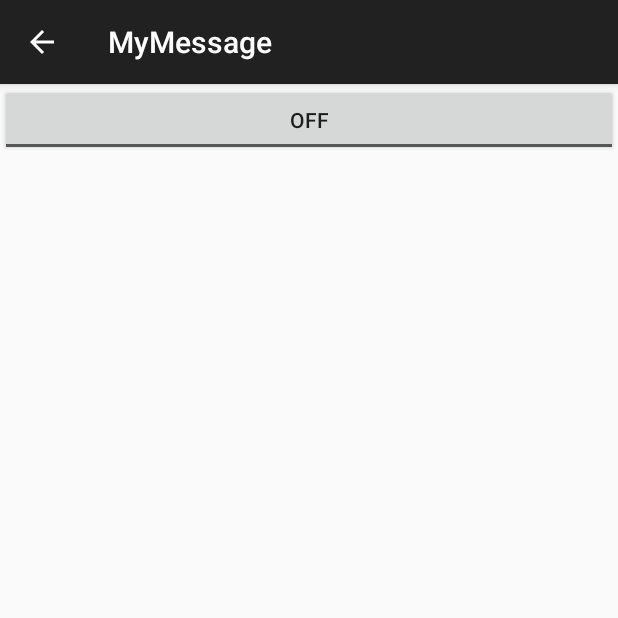
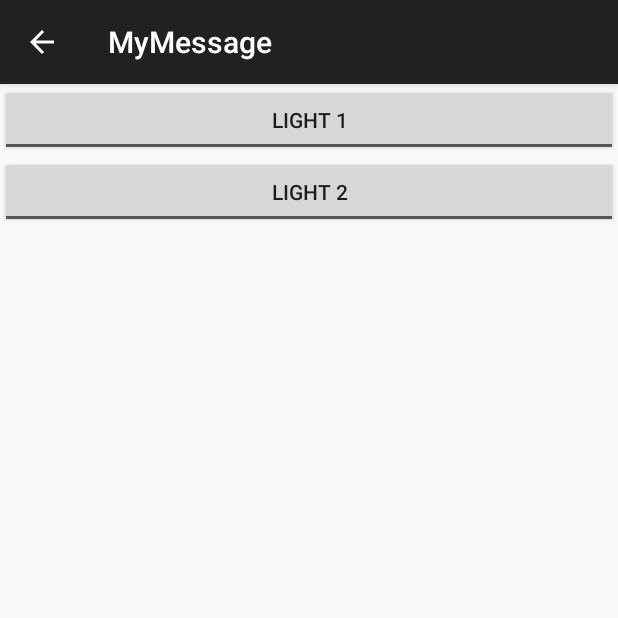
Before and after one commit to Zulidyan/HomeAutoA, an Android app: the Lights screen opened directly, with no data from a screen before it, on a phone screen of 412 x 824 dp, the top half of it. Run offline under Robolectric (Android 15) with nearby library versions, the phone set to English and light mode, and no system bars.

Commit message:
End of Class push

```diff
--- a/app/src/main/java/group2/testapp1/Lights.java
+++ b/app/src/main/java/group2/testapp1/Lights.java
@@ -5,6 +5,7 @@ import android.os.Bundle;
 import android.support.v7.app.ActionBarActivity;
 import android.util.Log;
 import android.view.View;
+import android.widget.LinearLayout;
 import android.widget.ScrollView;
 import android.widget.TextView;
 import android.widget.ToggleButton;
@@ -27,8 +28,10 @@ public class Lights extends ActionBarActivity {
         textView.setText("test");*/
         //set the view
         ScrollView sv1 = new ScrollView(this);
+        LinearLayout linear = new LinearLayout(this);
+        linear.setOrientation(LinearLayout.VERTICAL);
         ToggleButton l1 = new ToggleButton(this);
-        //l1.setText("light1");
+        l1.setText("Light 1");
         l1.setTextOff("Light 1 Off");
         l1.setTextOn("Light 1 On");
         l1.setOnClickListener(new View.OnClickListener(){
@@ -36,7 +39,18 @@ public class Lights extends ActionBarActivity {
                 toggleLight(1);
             }
         });
-        sv1.addView(l1);
+        linear.addView(l1);
+        ToggleButton l2 = new ToggleButton(this);
+        l2.setText("Light 2");
+        l2.setTextOff("Light 2 Off");
+        l2.setTextOn("Light 2 On");
+        l2.setOnClickListener(new View.OnClickListener(){
+            public void onClick(View view){
+                toggleLight(2);
+            }
+        });
+        linear.addView(l2);
+        sv1.addView(linear);
         setContentView(sv1);
 
         //setContentView(R.layout.activity_display_message);
--- a/app/src/main/java/group2/testapp1/MyActivity.java
+++ b/app/src/main/java/group2/testapp1/MyActivity.java
@@ -222,7 +222,7 @@ public class MyActivity extends ActionBarActivity {
 /*        BluetoothSocket mmSocket;
         BluetoothDevice mmDevice = btDeviceArray.get(0);*/
         try {
-        	ToggleDevice light = new ToggleDevice(getmmSocket());
+        	ToggleDevice light = new ToggleDevice(getmmSocket(),3);
             char[] buffer = new char[1];
         	switch(view.getId()){
                 case R.id.Button1: //light on
```
